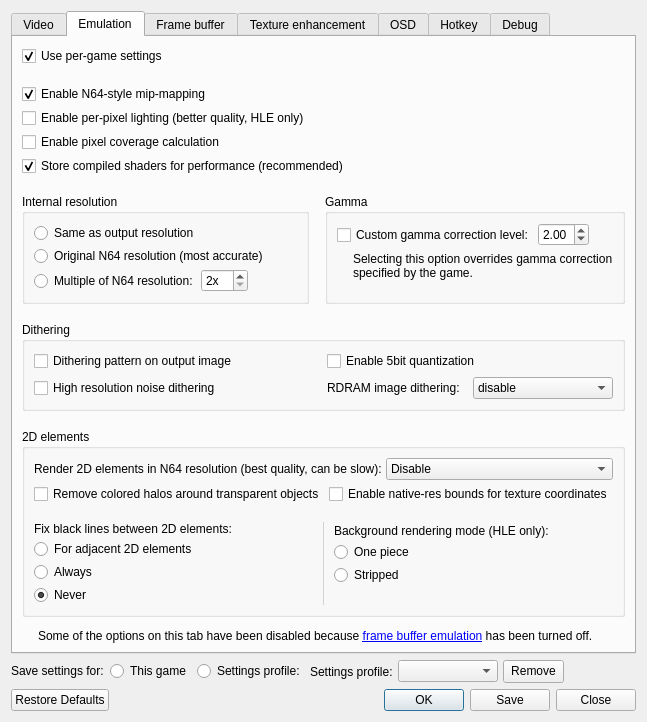
The window that mupen64plus-video-gliden64/upstream/src/GLideNUI/configDialog.ui (mupen64plus-ae/mupen64plus-ae) describes before a commit, drawn with Qt 5.
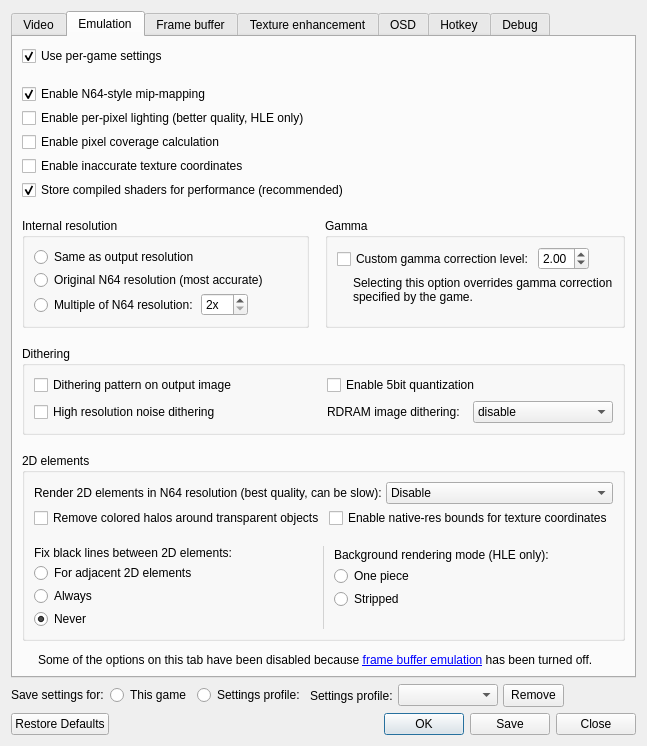
The same window after the commit. The open tabs and pages were chosen to show the change. Icons and pictures are not drawn.

Patch:
```diff
--- a/mupen64plus-video-gliden64/upstream/src/GLideNUI/configDialog.ui
+++ b/mupen64plus-video-gliden64/upstream/src/GLideNUI/configDialog.ui
@@ -1098,6 +1098,16 @@
               </property>
              </widget>
             </item>
+            <item>
+             <widget class="QCheckBox" name="enableInaccurateTextureCoordinatesCheckBox">
+              <property name="toolTip">
+               <string>&lt;html&gt;&lt;head/&gt;&lt;body&gt;&lt;p&gt;&lt;span style=&quot; font-weight:600;&quot;&gt;Enable inaccurate texture coordinates. &lt;/span&gt;&lt;/p&gt;&lt;p&gt;Enables inaccurate texture coordinate calculations. This can improve performance and texture pack compatibity at the cost of accuracy.&lt;/p&gt;&lt;p&gt;[Recommended: Unchecked, unless performance is hurt or for texture pack compatibility]&lt;/p&gt;&lt;/body&gt;&lt;/html&gt;</string>
+              </property>
+              <property name="text">
+               <string>Enable inaccurate texture coordinates</string>
+              </property>
+             </widget>
+            </item>
             <item>
              <widget class="QCheckBox" name="enableShadersStorageCheckBox">
               <property name="toolTip">
```
